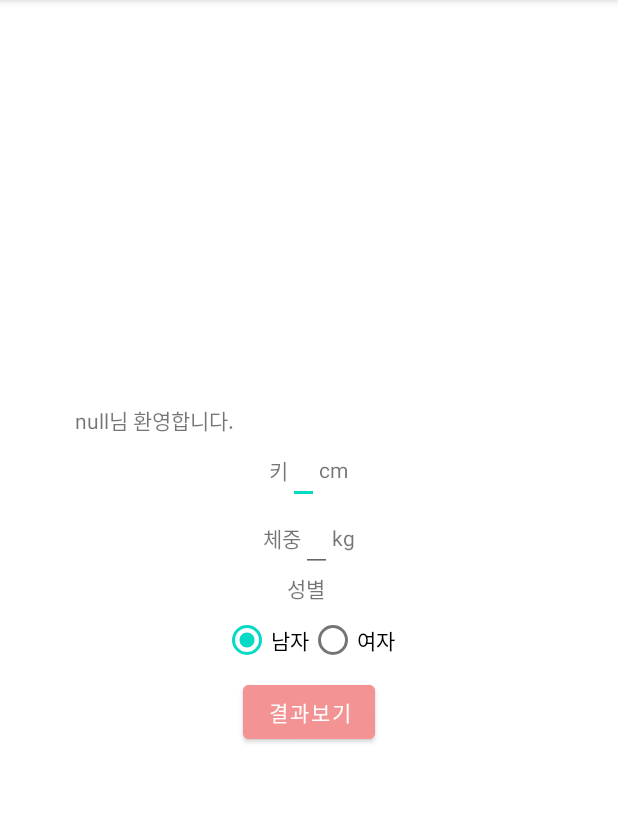
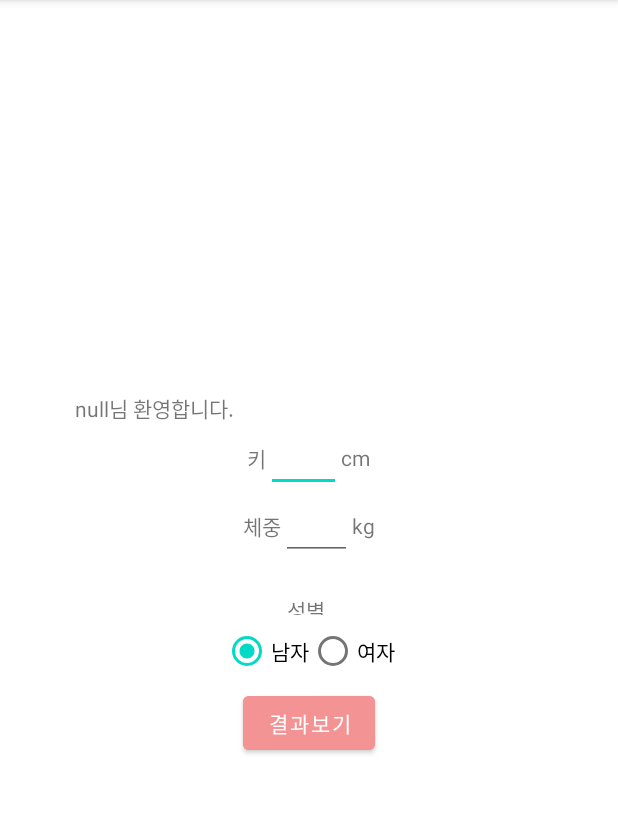
Before and after one commit to boram611/Android_Team4_BMI, an Android app: the InsertActivity screen opened directly, with no data from a screen before it, on a phone screen of 412 x 824 dp, the part 84-898 px from its top. Run offline under Robolectric (Android 15) with nearby library versions, the light colour scheme and no system bars.

```diff
--- a/app/src/main/java/com/example/andorid_team4_bmi/LoginActivity.java
+++ b/app/src/main/java/com/example/andorid_team4_bmi/LoginActivity.java
@@ -31,7 +31,7 @@ public class LoginActivity extends AppCompatActivity{
                 new AlertDialog.Builder(LoginActivity.this)
 
                         .setTitle("이름 확인")
-                        .setMessage("당신의 이름은 " + userName + "이 맞습니다.")
+                        .setMessage("당신의 이름은 " + userName + "이 맞습니다까?")
 //                    .setIcon(R.mipmap.ic_BMI)
                         .setCancelable(false)
                         .setPositiveButton("네", new DialogInterface.OnClickListener() {
--- a/app/src/main/res/layout/activity_insert.xml
+++ b/app/src/main/res/layout/activity_insert.xml
@@ -4,10 +4,10 @@
     xmlns:tools="http://schemas.android.com/tools"
     android:layout_width="match_parent"
     android:layout_height="match_parent"
+    android:gravity="center"
     android:orientation="vertical"
-    tools:context=".MainActivity"
-    android:gravity="center"
-    android:padding="50dp">
+    android:padding="50dp"
+    tools:context=".MainActivity">
 
 
     <!-- 유저 아이디 받아서 띄워주기 -->
@@ -21,8 +21,8 @@
     <LinearLayout
         android:layout_width="match_parent"
         android:layout_height="wrap_content"
-        android:orientation="horizontal"
-        android:gravity="center">
+        android:gravity="center"
+        android:orientation="horizontal">
 
         <TextView
             android:layout_width="wrap_content"
@@ -31,9 +31,10 @@
 
         <EditText
             android:id="@+id/user_height"
-            android:layout_width="wrap_content"
+            android:layout_width="50dp"
             android:layout_height="wrap_content"
-            android:inputType="number" />
+            android:inputType="number"
+            android:maxLength="3" />
 
         <TextView
             android:layout_width="wrap_content"
@@ -43,9 +44,9 @@
     </LinearLayout>
     <!--유저 체중-->
     <LinearLayout
-        android:gravity="center"
         android:layout_width="match_parent"
         android:layout_height="wrap_content"
+        android:gravity="center"
         android:orientation="horizontal">
 
         <TextView
@@ -56,36 +57,37 @@
         <EditText
             android:id="@+id/user_Weight"
 
-            android:layout_width="wrap_content"
-            android:layout_height="wrap_content" />
+            android:layout_width="47dp"
+            android:layout_height="wrap_content"
+            android:maxLength="3" />
 
         <TextView
             android:layout_width="wrap_content"
             android:layout_height="wrap_content"
             android:text="kg" />
-
+X
     </LinearLayout>
 
     <!--성별-->
 
     <LinearLayout
-        android:gravity="center"
         android:layout_width="match_parent"
         android:layout_height="wrap_content"
-        android:orientation="horizontal"
-        >
+        android:gravity="center"
+        android:orientation="horizontal">
 
         <TextView
-
             android:layout_width="wrap_content"
             android:layout_height="wrap_content"
+            android:layout_marginTop="15dp"
             android:text="성별 " />
     </LinearLayout>
+
     <RadioGroup
-            android:gravity="center"
         android:id="@+id/gender"
         android:layout_width="match_parent"
         android:layout_height="wrap_content"
+        android:gravity="center"
         android:orientation="horizontal">
 
         <RadioButton
```
Also changed, not shown: app/src/main/java/com/example/andorid_team4_bmi/InsertActivity.java (+30 -30 lines). Lines whose indentation alone changed are shown as unchanged.
